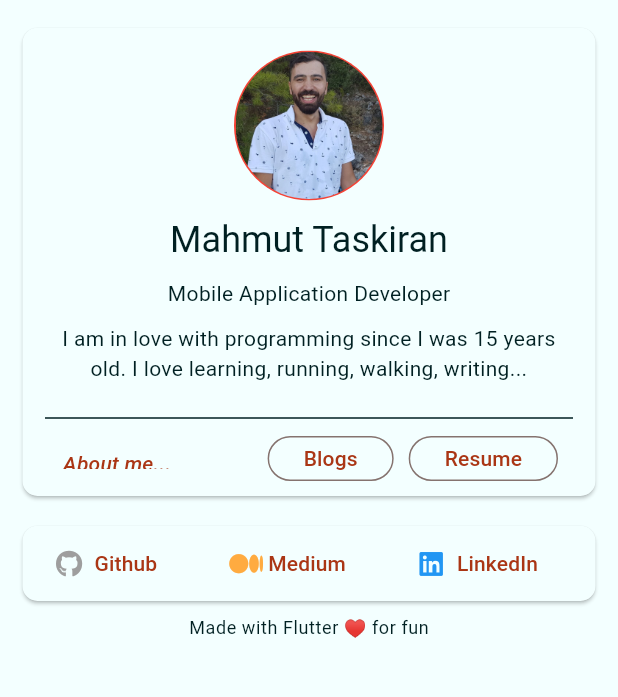
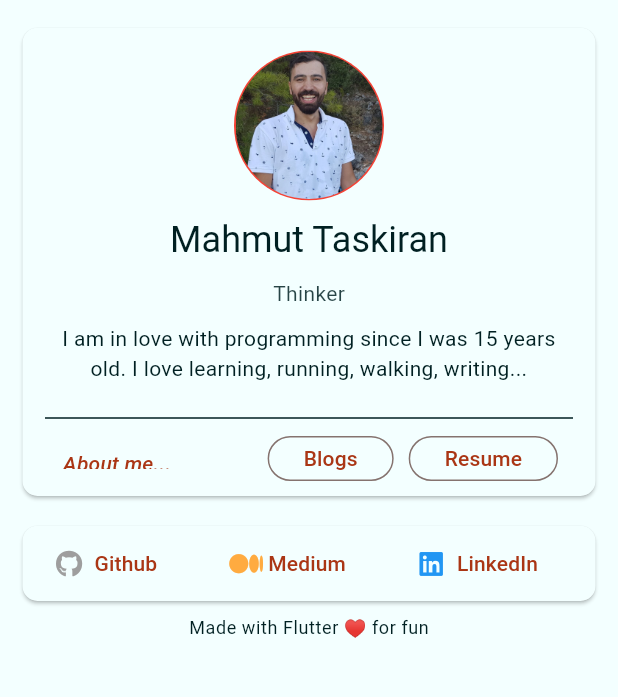
Before and after one commit to mahmuttaskiran/mamudo.com, a Flutter app: the screen it shows after launch, after a tap on "Turkish", after a tap on "English", on a phone screen of 412 x 824 dp, the part 335-1032 px from its top. Run offline on Flutter 3.47's test engine with Material 2 defaults, Android fonts, the phone set to English and light mode, and no system bars; drawn by our look-alikes of animated_text_kit; our stand-ins replace font_awesome_flutter.

Commit message:
remove animated_text_kit dependency update loading page

```diff
--- a/lib/pages/home.dart
+++ b/lib/pages/home.dart
@@ -28,7 +28,8 @@ class _HomePageState extends State<HomePage> {
               FixedContainer(child: GlobalAppStateWidget()),
               FixedCard(child: ProfileWidget()),
               FixedCard(child: Center(child: SocialLinks())),
-              Text("Made with Flutter ♥ for fun", style: Theme.of(context).textTheme.caption)
+              Text("Made with Flutter ♥ for fun",
+                  style: Theme.of(context).textTheme.bodySmall)
             ],
           ),
         ),
--- a/lib/widgets/fixed_card.dart
+++ b/lib/widgets/fixed_card.dart
@@ -11,7 +11,8 @@ class FixedCard extends StatelessWidget {
     final width = MediaQuery.of(context).size.width;
     return Card(
       clipBehavior: Clip.antiAlias,
-      shape: RoundedRectangleBorder(borderRadius: BorderRadius.circular(width > fixedWidth ? 20 : 10)),
+      shape: RoundedRectangleBorder(
+          borderRadius: BorderRadius.circular(width > fixedWidth ? 20 : 10)),
       margin: const EdgeInsets.symmetric(horizontal: 15, vertical: 10),
       child: Container(
         width: width > fixedWidth ? fixedWidth : double.infinity,
--- a/lib/widgets/profile.dart
+++ b/lib/widgets/profile.dart
@@ -1,4 +1,5 @@
-import 'package:animated_text_kit/animated_text_kit.dart';
+import 'dart:async';
+
 import 'package:flutter/material.dart';
 import 'package:mamudo_com/constants/translations.dart';
 
@@ -35,18 +36,11 @@ class ProfileWidget extends StatelessWidget {
             height: 100,
           ),
           SizedBox(height: 10),
-          Text(tName.get(context), style: Theme.of(context).textTheme.headline5),
+          Text(tName.get(context),
+              style: Theme.of(context).textTheme.headlineSmall),
           SizedBox(height: 10),
-          SizedBox(
-            height: 20,
-            child: AnimatedTextKit(
-              animatedTexts: tProfessions
-                  .map((e) => FadeAnimatedText(
-                        e.get(context),
-                      ))
-                  .toList(),
-            ),
-          ),
+          FadeInTextsWidget(
+              texts: tProfessions.map((e) => e.get(context)).toList()),
           Padding(
             padding: const EdgeInsets.only(left: 10, right: 10, top: 10),
             child: Text(
@@ -104,7 +98,9 @@ class ProfileWidget extends StatelessWidget {
 class ProfileImageWithPlaceholder extends StatelessWidget {
   final double width;
   final double height;
+
   ProfileImageWithPlaceholder({this.height = 50, this.width = 50});
+
   @override
   Widget build(BuildContext context) {
     return Stack(
@@ -128,3 +124,75 @@ class ProfileImageWithPlaceholder extends StatelessWidget {
     );
   }
 }
+
+class FadeInTextsWidget extends StatefulWidget {
+  final List<String> texts;
+  final Duration animationDuration;
+  final Duration textDuration;
+  final TextStyle? textStyle;
+  final TextAlign? textAlign;
+  final bool repeatForever;
+
+  FadeInTextsWidget({
+    required this.texts,
+    this.animationDuration = const Duration(milliseconds: 600),
+    this.textDuration = const Duration(seconds: 2),
+    this.textStyle,
+    this.textAlign,
+    this.repeatForever = true,
+  });
+
+  @override
+  _FadeInTextsWidgetState createState() => _FadeInTextsWidgetState();
+}
+
+class _FadeInTextsWidgetState extends State<FadeInTextsWidget>
+    with SingleTickerProviderStateMixin {
+  late AnimationController _controller;
+  late Animation<double> _animation;
+  late int _index;
+  Timer? _timer;
+
+  @override
+  void initState() {
+    super.initState();
+    _index = 0;
+    _controller = AnimationController(
+      vsync: this,
+      duration: widget.animationDuration,
+    );
+    _animation = Tween<double>(begin: 0, end: 1).animate(_controller);
+    _initiateTimer();
+
+    _controller.forward();
+  }
+
+  void _initiateTimer() {
+    _timer?.cancel();
+    _timer = Timer.periodic(widget.textDuration, (timer) {
+      if (_index < widget.texts.length - 1) {
+        _index++;
+      } else {
+        if (widget.repeatForever) {
+          _index = 0;
+        } else {
+          _timer?.cancel();
+        }
+      }
+      if (mounted) setState(() {});
+      _controller.forward(from: 0);
+    });
+  }
+
+  @override
+  Widget build(BuildContext context) {
+    return FadeTransition(
+      opacity: _animation,
+      child: Text(
+        widget.texts[_index],
+        style: widget.textStyle,
+        textAlign: widget.textAlign,
+      ),
+    );
+  }
+}
--- a/lib/widgets/social.dart
+++ b/lib/widgets/social.dart
@@ -12,11 +12,17 @@ class SocialLink {
 }
 
 const socialLinks = [
-  SocialLink(FontAwesomeIcons.github, "Github", "https://github.com/mahmuttaskiran", Colors.grey),
-  SocialLink(FontAwesomeIcons.medium, "Medium", "https://medium.com/@taskiranmahmut", Colors.orangeAccent),
-  SocialLink(FontAwesomeIcons.linkedin, "LinkedIn", "https://www.linkedin.com/in/mahmutaskiran/", Colors.blue),
-  SocialLink(FontAwesomeIcons.youtubeSquare, "YouTube",
-      "https://www.youtube.com/channel/UCqtwGBGisBLNE7WK-V7esUg/playlists", Colors.red),
+  SocialLink(FontAwesomeIcons.github, "Github",
+      "https://github.com/mahmuttaskiran", Colors.grey),
+  SocialLink(FontAwesomeIcons.medium, "Medium",
+      "https://medium.com/@taskiranmahmut", Colors.orangeAccent),
+  SocialLink(FontAwesomeIcons.linkedin, "LinkedIn",
+      "https://www.linkedin.com/in/mahmutaskiran/", Colors.blue),
+  SocialLink(
+      FontAwesomeIcons.squareYoutube,
+      "YouTube",
+      "https://www.youtube.com/channel/UCqtwGBGisBLNE7WK-V7esUg/playlists",
+      Colors.red),
 ];
 
 class SocialLinks extends StatelessWidget {
@@ -29,7 +35,9 @@ class SocialLinks extends StatelessWidget {
         child: Row(
           children: <Widget>[
             for (final s in socialLinks)
-              Padding(padding: const EdgeInsets.symmetric(horizontal: 10), child: SocialLinkWidget(social: s)),
+              Padding(
+                  padding: const EdgeInsets.symmetric(horizontal: 10),
+                  child: SocialLinkWidget(social: s)),
           ],
         ),
       ),
@@ -46,7 +54,7 @@ class SocialLinkWidget extends StatelessWidget {
   Widget build(BuildContext context) {
     return TextButton.icon(
       onPressed: () {
-        launch(social!.link);
+        launchUrl(Uri.parse(social!.link));
       },
       icon: Icon(
         social!.icon,
```
Also changed, not shown: pubspec.yaml (+3 -4 lines), pubspec.lock, 7 other files.
